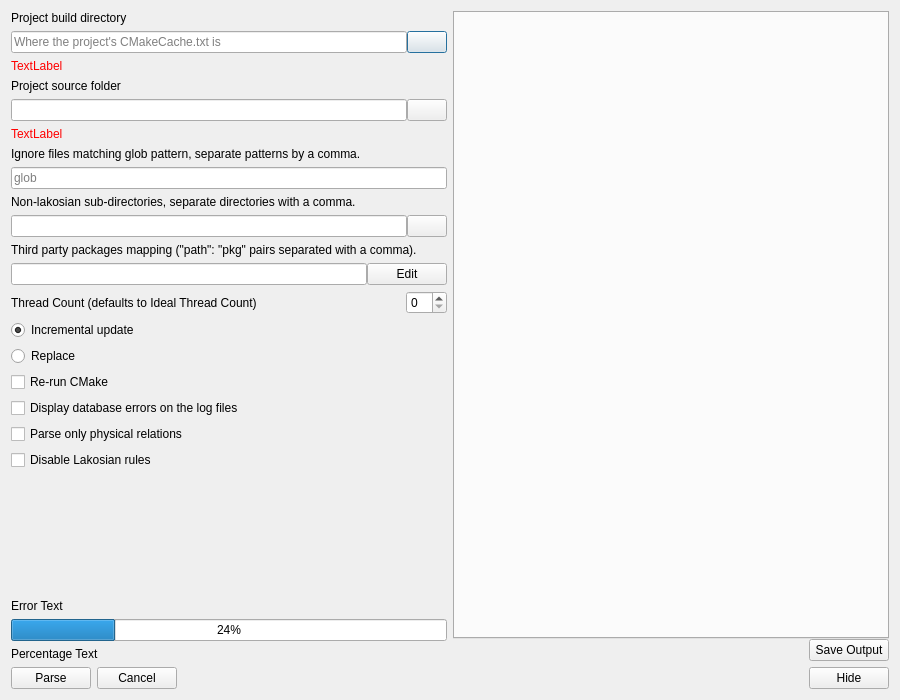
Qt form lvtqtw/ct_lvtqtw_parse_codebase.ui (KDE/codevis) before a commit.
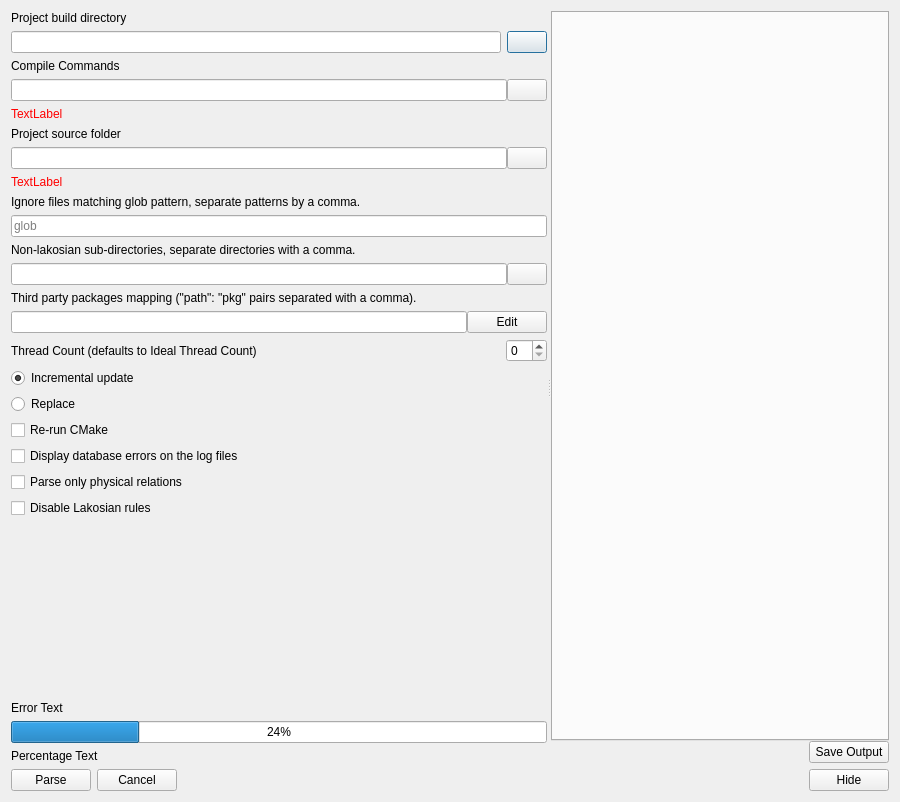
The same form after that commit. Icons and pictures are not drawn.

Commit message: Add `buildFolder` information while parsing the software

The edit to the form file:
```diff
--- a/lvtqtw/ct_lvtqtw_parse_codebase.ui
+++ b/lvtqtw/ct_lvtqtw_parse_codebase.ui
@@ -7,7 +7,7 @@
     <x>0</x>
     <y>0</y>
     <width>900</width>
-    <height>700</height>
+    <height>802</height>
    </rect>
   </property>
   <property name="windowTitle">
@@ -18,16 +18,44 @@
   </property>
   <layout class="QVBoxLayout" name="verticalLayout_2">
    <item>
-    <layout class="QHBoxLayout" name="horizontalLayout_2">
-     <item>
+    <widget class="QSplitter" name="splitter">
+     <property name="orientation">
+      <enum>Qt::Horizontal</enum>
+     </property>
+     <widget class="QWidget" name="layoutWidget">
       <layout class="QVBoxLayout" name="verticalLayout">
        <item>
-        <widget class="QLabel" name="label_4">
+        <widget class="QLabel" name="label_5">
          <property name="text">
           <string>Project build directory</string>
          </property>
         </widget>
        </item>
+       <item>
+        <layout class="QHBoxLayout" name="horizontalLayout_2">
+         <item>
+          <widget class="QLineEdit" name="buildFolder"/>
+         </item>
+         <item>
+          <widget class="QPushButton" name="buildFolderSearch">
+           <property name="text">
+            <string/>
+           </property>
+           <property name="icon">
+            <iconset theme="folder-open">
+             <normaloff>.</normaloff>.</iconset>
+           </property>
+          </widget>
+         </item>
+        </layout>
+       </item>
+       <item>
+        <widget class="QLabel" name="label_4">
+         <property name="text">
+          <string>Compile Commands</string>
+         </property>
+        </widget>
+       </item>
        <item>
         <layout class="QHBoxLayout" name="horizontalLayout_3">
          <property name="spacing">
@@ -45,7 +73,7 @@
             <string/>
            </property>
            <property name="placeholderText">
-            <string>Where the project's CMakeCache.txt is</string>
+            <string/>
            </property>
           </widget>
          </item>
@@ -335,8 +363,7 @@
         </widget>
        </item>
       </layout>
-     </item>
-     <item>
+     </widget>
       <widget class="QStackedWidget" name="stackedWidget">
        <property name="currentIndex">
         <number>1</number>
@@ -423,8 +450,7 @@
         </layout>
        </widget>
       </widget>
-     </item>
-    </layout>
+    </widget>
    </item>
    <item>
     <layout class="QHBoxLayout" name="horizontalLayout_5">
```
Left out of the diff: 9 changed lines with no effect on the pictures. Lines whose indentation alone changed are shown as unchanged. The commit also changes 27 other files.
